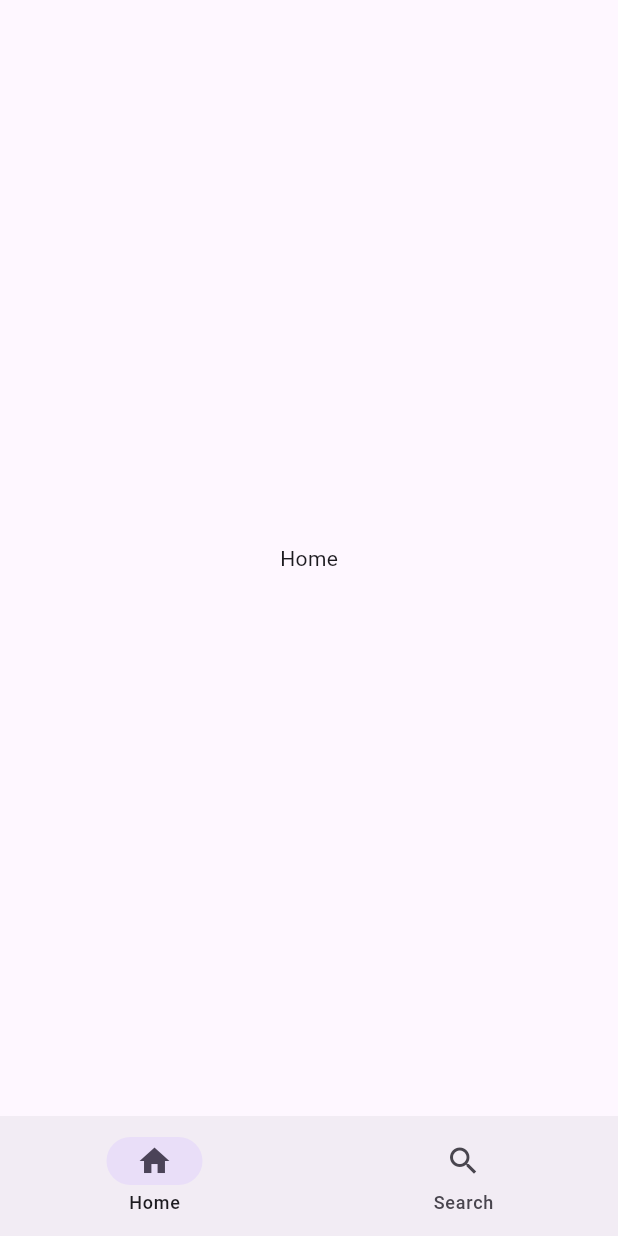
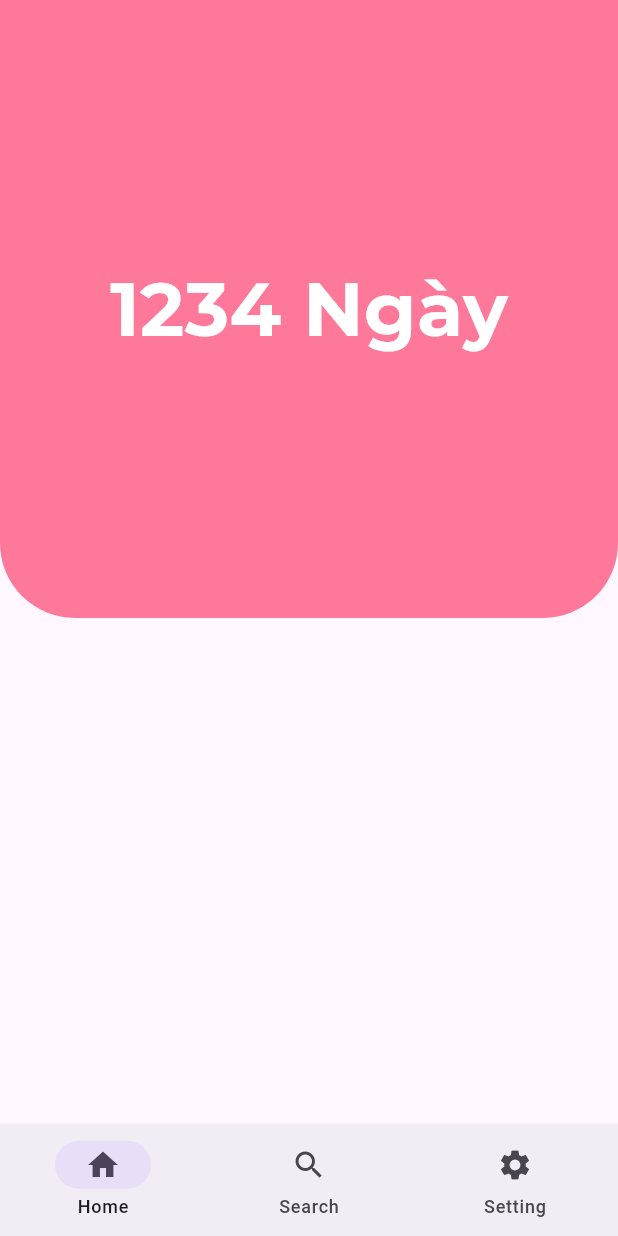
Before and after one commit to minhkhoablieu/been-together, a Flutter app: the screen it shows after launch, on a phone screen of 412 x 824 dp. Run offline on Flutter 3.47's test engine with Material 3 defaults, Android fonts, the phone set to English and light mode, and no system bars; our stand-ins replace bloc, google_fonts.

Commit message:
WIP: Feat setting

```diff
--- a/lib/features/home/presentation/home_page_screen.dart
+++ b/lib/features/home/presentation/home_page_screen.dart
@@ -1,4 +1,5 @@
 import 'package:flutter/material.dart';
+import 'package:google_fonts/google_fonts.dart';
 
 class HomePageScreen extends StatefulWidget {
   const HomePageScreen({super.key});
@@ -10,9 +11,31 @@ class HomePageScreen extends StatefulWidget {
 class _HomePageScreenState extends State<HomePageScreen> {
   @override
   Widget build(BuildContext context) {
-    return const Scaffold(
-      body: Center(
-        child: Text('Home'),
+    return Scaffold(
+      body: Column(
+        children: [
+          Container(
+            height: MediaQuery.of(context).size.height / 2,
+            width: MediaQuery.of(context).size.width,
+            decoration: const BoxDecoration(
+              color: Color(0xFFFD7899),
+              borderRadius: BorderRadius.only(
+                bottomLeft: Radius.circular(50),
+                bottomRight: Radius.circular(50),
+              ),
+            ),
+            child: Center(
+              child: Text(
+                '1234 Ngày',
+                style: GoogleFonts.montserrat(
+                  fontSize: 50,
+                  color: Colors.white,
+                  fontWeight: FontWeight.bold,
+                ),
+              ),
+            ),
+          )
+        ],
       ),
     );
   }
--- /dev/null
+++ b/lib/features/setting/domain/entities/setting.dart
@@ -0,0 +1,6 @@
+class Setting {
+  final String key;
+  final dynamic value;
+
+  Setting({required this.key, required this.value});
+}
--- /dev/null
+++ b/lib/features/setting/domain/repositories/settings_repository.dart
@@ -0,0 +1,6 @@
+import 'package:been_together/features/setting/domain/entities/setting.dart';
+
+abstract class SettingsRepository {
+  Future<Map<String, Setting>> getSettings();
+  Future<void> updateSetting(String key, dynamic value);
+}
--- /dev/null
+++ b/lib/features/setting/presentation/bloc/settings_event.dart
@@ -0,0 +1,4 @@
+part of 'settings_bloc.dart';
+
+@immutable
+sealed class SettingsEvent {}
--- /dev/null
+++ b/lib/features/setting/presentation/bloc/settings_state.dart
@@ -0,0 +1,6 @@
+part of 'settings_bloc.dart';
+
+@immutable
+sealed class SettingsState {}
+
+final class SettingsInitial extends SettingsState {}
--- a/lib/navigation.dart
+++ b/lib/navigation.dart
@@ -1,5 +1,6 @@
 import 'package:been_together/features/home/presentation/home_page_screen.dart';
 import 'package:been_together/features/note/presentation/notes_list_screen.dart';
+import 'package:been_together/features/setting/presentation/screens/setting_screen.dart';
 import 'package:flutter/material.dart';
 
 class Navigation extends StatefulWidget {
@@ -13,10 +14,18 @@ class _NavigationState extends State<Navigation> {
 
   int currentIndex = 0;
 
+  List<String> screenTitle = [
+    'Home',
+    'Search',
+    'Setting'
+  ];
+
   @override
   Widget build(BuildContext context) {
     return Scaffold(
       bottomNavigationBar: NavigationBar(
+        height: 75,
+        elevation: 0,
         destinations: const [
           NavigationDestination(
             icon: Icon(Icons.home),
@@ -25,6 +34,10 @@ class _NavigationState extends State<Navigation> {
           NavigationDestination(
             icon: Icon(Icons.search),
             label: 'Search',
+          ),
+          NavigationDestination(
+            icon: Icon(Icons.settings),
+            label: 'Setting',
           ),
         ],
         selectedIndex: currentIndex,
@@ -37,6 +50,7 @@ class _NavigationState extends State<Navigation> {
       body: <Widget>[
         const HomePageScreen(),
         const NotesListScreen(),
+        const SettingScreen()
       ][currentIndex],
     );
   }
--- a/pubspec.yaml
+++ b/pubspec.yaml
@@ -35,6 +35,9 @@ dependencies:
   # The following adds the Cupertino Icons font to your application.
   # Use with the CupertinoIcons class for iOS style icons.
   cupertino_icons: ^1.0.6
+  google_fonts: ^6.2.1
+  flutter_bloc: ^8.1.5
+  shared_preferences: ^2.2.3
 
 dev_dependencies:
   flutter_test:
```
Also changed, not shown: lib/features/setting/domain/repositories/settings_repository_impl.dart (added, +18 -0 lines), lib/features/setting/domain/usecases/get_settings.dart (added, +10 -0 lines), lib/features/setting/presentation/bloc/settings_bloc.dart (added, +13 -0 lines), lib/features/setting/presentation/screens/setting_screen.dart (added, +19 -0 lines), lib/features/setting/domain/usecases/update_setting.dart (added), pubspec.lock.
